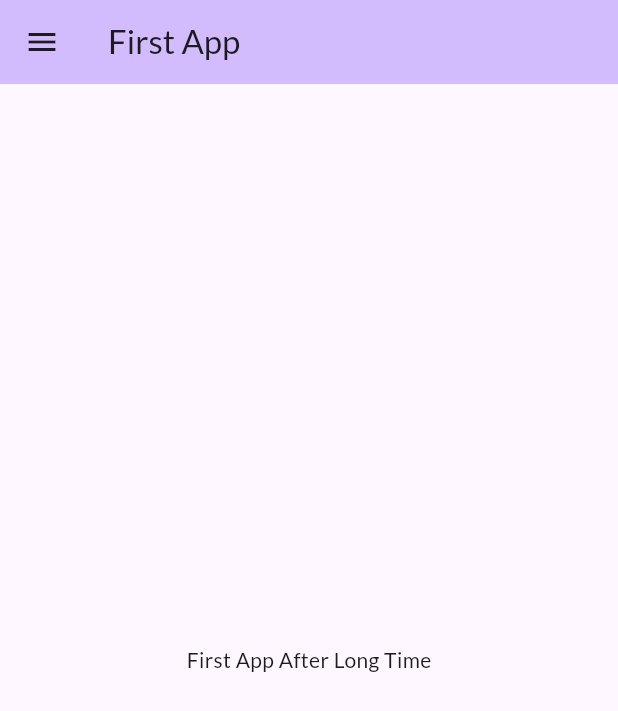
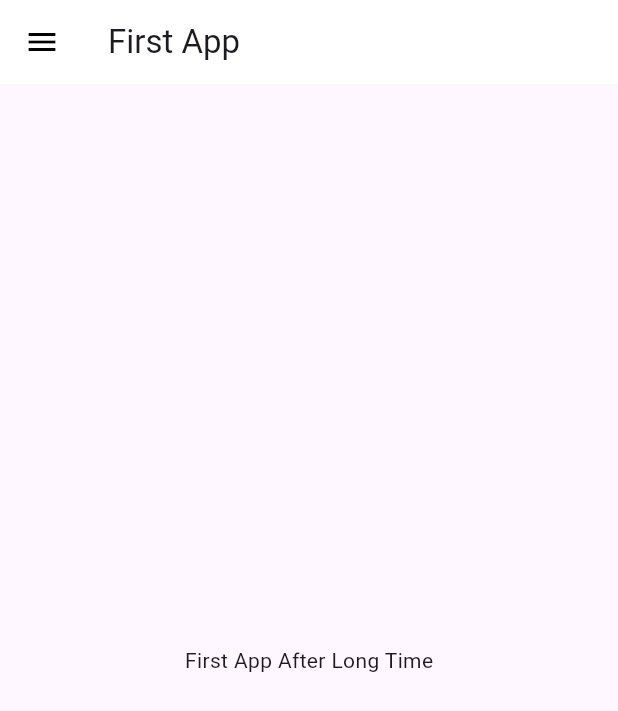
Before and after one commit to KushalTonystarkC/flutterpractice_kushal, a Flutter app: the screen it shows after launch, on a phone screen of 412 x 824 dp. Shown: the top 711 px of the screen. Run offline on Flutter 3.47's test engine with Material 3 defaults, Android fonts, the phone set to English and light mode, and no system bars; our stand-ins replace google_fonts.

Commit message:
Theme Extracted

```diff
--- a/lib/main.dart
+++ b/lib/main.dart
@@ -3,6 +3,7 @@ import 'package:google_fonts/google_fonts.dart';
 import 'package:testproject/pages/home_page.dart';
 import 'package:testproject/pages/login_page.dart';
 import 'package:testproject/utils/routes.dart';
+import 'package:testproject/widgets/theme.dart';
 
 void main() {
   runApp(const MyApp());
@@ -16,16 +17,10 @@ class MyApp extends StatelessWidget {
   Widget build(BuildContext context) {
     return MaterialApp(
       themeMode: ThemeMode.light,
-      theme: ThemeData(
-          colorScheme: ColorScheme.fromSeed(
-            seedColor: Colors.deepPurple,
-          ),
-          useMaterial3: true,
-          fontFamily: GoogleFonts.lato().fontFamily
-          // primaryTextTheme: GoogleFonts.latoTextTheme()
-          ),
-      darkTheme: ThemeData(brightness: Brightness.dark),
+      theme: MyTheme.lightTheme(context),
+      darkTheme: MyTheme.darkTheme(context),
       initialRoute: MyRoutes.homeRoutes,
+      debugShowCheckedModeBanner: false,
       routes: {
         "/": (context) => LoginPage(),
         MyRoutes.homeRoutes: (context) => HomePage(),
--- a/lib/pages/home_page.dart
+++ b/lib/pages/home_page.dart
@@ -6,7 +6,6 @@ class HomePage extends StatelessWidget {
   Widget build(BuildContext context) {
     return Scaffold(
       appBar: AppBar(
-        backgroundColor: Theme.of(context).colorScheme.inversePrimary,
         title: Text("First App"),
       ),
       body: Center(
--- /dev/null
+++ b/lib/widgets/theme.dart
@@ -0,0 +1,19 @@
+import 'package:flutter/material.dart';
+import 'package:google_fonts/google_fonts.dart';
+
+class MyTheme {
+  static ThemeData lightTheme(BuildContext context) => ThemeData(
+      primarySwatch: Colors.deepPurple,
+      useMaterial3: true,
+      fontFamily: GoogleFonts.lato().fontFamily,
+      appBarTheme: AppBarTheme(
+        color: Colors.white,
+        elevation: 0.0,
+        iconTheme: IconThemeData(color: Colors.black),
+      ),
+      textTheme: Theme.of(context).textTheme);
+
+  static ThemeData darkTheme(BuildContext context) => ThemeData(
+        brightness: Brightness.dark,
+      );
+}
```
